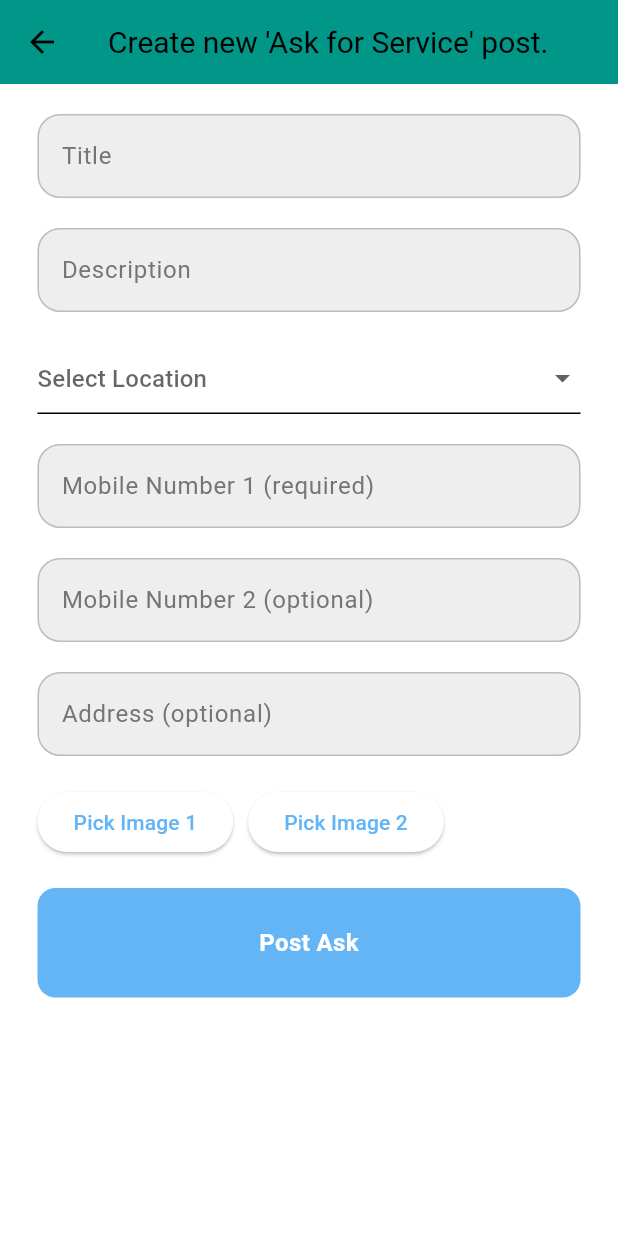
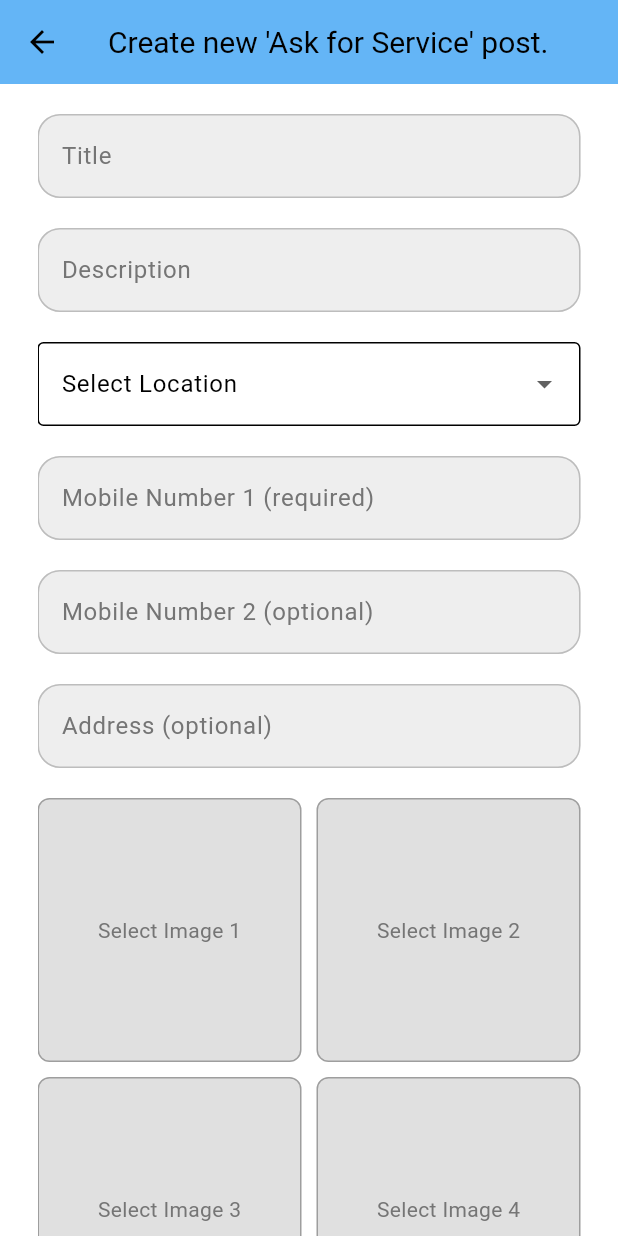
Before and after one commit to AmiruHoradagoda/service_finder_application, a Flutter app: the PostPage screen opened directly, on a phone screen of 412 x 824 dp. Run offline on Flutter 3.47's test engine with Material 3 defaults, Android fonts, the phone set to English and light mode, and no system bars; our stand-ins replace cloud_firestore, firebase_auth, firebase_core, firebase_storage, image_picker; accounts and stored records are empty; network calls fail.

Commit message:
Adding styles

```diff
--- a/lib/components/my_drawer.dart
+++ b/lib/components/my_drawer.dart
@@ -115,8 +115,8 @@ class MyDrawer extends StatelessWidget {
                     ),
                     _buildListTile(
                       context,
-                      icon: Icons.group,
-                      title: 'U S E R S',
+                      icon: Icons.chat,
+                      title: 'M E S S A G E S',
                       onTap: () {
                         Navigator.pop(context);
                         Navigator.pushNamed(context, '/users_page');
--- a/lib/pages/create_post_page.dart
+++ b/lib/pages/create_post_page.dart
@@ -142,7 +142,7 @@ class _PostPageState extends State<PostPage> {
             fontSize: 20,
           ),
         ),
-        backgroundColor: Colors.teal,
+        backgroundColor: Theme.of(context).colorScheme.primary,
         elevation: 0,
       ),
       body: Padding(
@@ -179,7 +179,8 @@ class _PostPageState extends State<PostPage> {
                   });
                 },
                 decoration: const InputDecoration(
-                  hintText: "Select Location",
+                  border: OutlineInputBorder(),
+                  labelText: "Select Location",
                 ),
               ),
               const SizedBox(height: 20),
@@ -204,26 +205,46 @@ class _PostPageState extends State<PostPage> {
                 keyboardType: TextInputType.text,
               ),
               const SizedBox(height: 20),
-              Row(
-                children: [
-                  ElevatedButton(
-                    onPressed: () => pickImage(0),
-                    child: const Text("Pick Image 1"),
-                  ),
-                  const SizedBox(width: 10),
-                  ElevatedButton(
-                    onPressed: () => pickImage(1),
-                    child: const Text("Pick Image 2"),
-                  ),
-                ],
+              GridView.builder(
+                shrinkWrap: true,
+                physics: const NeverScrollableScrollPhysics(),
+                itemCount: images.length,
+                gridDelegate: const SliverGridDelegateWithFixedCrossAxisCount(
+                  crossAxisCount: 2,
+                  crossAxisSpacing: 10,
+                  mainAxisSpacing: 10,
+                ),
+                itemBuilder: (context, index) {
+                  return GestureDetector(
+                    onTap: () => pickImage(index),
+                    child: Container(
+                      decoration: BoxDecoration(
+                        color: Colors.grey[300],
+                        borderRadius: BorderRadius.circular(8),
+                        border: Border.all(color: Colors.grey),
+                      ),
+                      child: images[index] != null
+                          ? Image.file(
+                              images[index]!,
+                              fit: BoxFit.cover,
+                            )
+                          : Center(
+                              child: Text(
+                                "Select Image ${index + 1}",
+                                style: TextStyle(color: Colors.grey[600]),
+                              ),
+                            ),
+                    ),
+                  );
+                },
               ),
               const SizedBox(height: 20),
               isLoading
                   ? const CircularProgressIndicator()
                   : MyButton(
                       onTap: () => postMessage(context),
-                      text: isAskPost ? 'Post Ask' : 'Post Provide',
-
+                      text: "Post",
+                      color: Theme.of(context).colorScheme.primary,
                     ),
             ],
           ),
--- a/lib/pages/open_post_page.dart
+++ b/lib/pages/open_post_page.dart
@@ -56,7 +56,7 @@ class OpenedPostPage extends StatelessWidget {
         return Scaffold(
           appBar: AppBar(
             title: const Text("Post Details"),
-            backgroundColor: Colors.teal,
+            backgroundColor: Theme.of(context).colorScheme.primary,
             foregroundColor: theme.colorScheme.onPrimary,
           ),
           body: SingleChildScrollView(
@@ -267,8 +267,8 @@ class OpenedPostPage extends StatelessWidget {
                 ),
               );
             },
+            backgroundColor: Theme.of(context).colorScheme.primary,
             child: const Icon(Icons.message),
-            backgroundColor: Colors.teal,
           ),
         );
       },
--- a/lib/pages/users_page.dart
+++ b/lib/pages/users_page.dart
@@ -13,7 +13,7 @@ class UsersPage extends StatelessWidget {
       backgroundColor: Theme.of(context).colorScheme.surface,
       appBar: AppBar(
         title: const Text("Messages"),
-        backgroundColor: Colors.teal,
+        backgroundColor: Theme.of(context).colorScheme.primary,
         elevation: 0,
       ),
       body: SafeArea(
```
Also changed, not shown: lib/pages/chat_page.dart (+6 -2 lines), lib/pages/home_page.dart (+45 -26 lines), lib/pages/profile_page.dart (+6 -8 lines).
